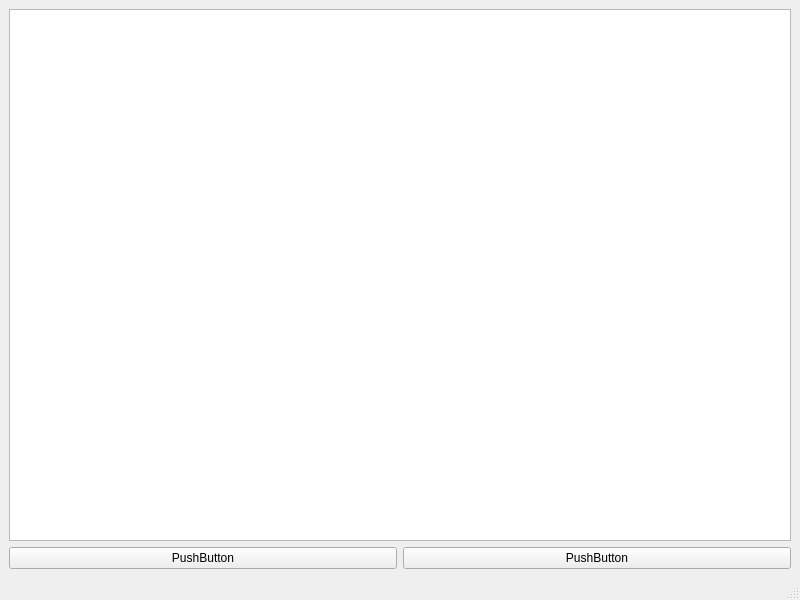
The window that pClient/designMain.ui (Solovova/bot_soloAuto) describes before a commit, drawn with Qt 5.
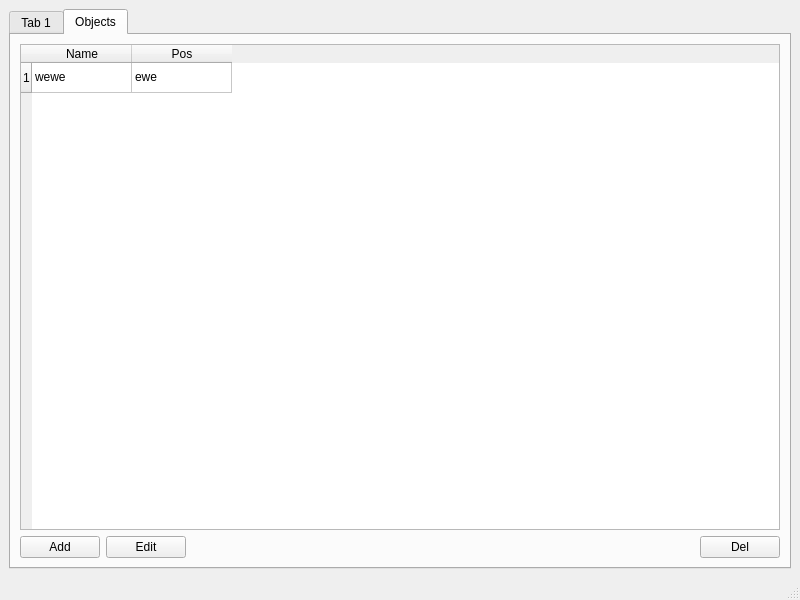
The same window after the commit.

```diff
--- a/pClient/designMain.ui
+++ b/pClient/designMain.ui
@@ -16,25 +16,90 @@
   <widget class="QWidget" name="centralwidget">
    <layout class="QVBoxLayout" name="verticalLayout">
     <item>
-     <widget class="QListWidget" name="listWidget"/>
-    </item>
+     <widget class="QTabWidget" name="tabWidget">
+      <property name="currentIndex">
+       <number>1</number>
+      </property>
+      <widget class="QWidget" name="tab">
+       <attribute name="title">
+        <string>Tab 1</string>
+       </attribute>
+      </widget>
+      <widget class="QWidget" name="tabObjects">
+       <attribute name="title">
+        <string>Objects</string>
+       </attribute>
+       <layout class="QVBoxLayout" name="verticalLayout_2">
+        <item>
+         <widget class="QTableWidget" name="tableWidget">
+          <row>
+           <property name="text">
+            <string>1</string>
+           </property>
+          </row>
+          <column>
+           <property name="text">
+            <string>Name</string>
+           </property>
+          </column>
+          <column>
+           <property name="text">
+            <string>Pos</string>
+           </property>
+          </column>
+          <item row="0" column="0">
+           <property name="text">
+            <string>wewe</string>
+           </property>
+          </item>
+          <item row="0" column="1">
+           <property name="text">
+            <string>ewe</string>
+           </property>
+          </item>
+         </widget>
+        </item>
     <item>
-     <layout class="QHBoxLayout" name="horizontalLayout_2">
+         <layout class="QHBoxLayout" name="horizontalLayout">
       <item>
        <widget class="QPushButton" name="btnBrowse">
         <property name="text">
-         <string>PushButton</string>
+             <string>Add</string>
         </property>
        </widget>
       </item>
       <item>
        <widget class="QPushButton" name="pushButton_2">
         <property name="text">
-         <string>PushButton</string>
+             <string>Edit</string>
         </property>
        </widget>
       </item>
-     </layout>
+          <item>
+           <spacer name="horizontalSpacer">
+            <property name="orientation">
+             <enum>Qt::Horizontal</enum>
+            </property>
+            <property name="sizeHint" stdset="0">
+             <size>
+              <width>40</width>
+              <height>20</height>
+             </size>
+            </property>
+           </spacer>
+          </item>
+          <item>
+           <widget class="QPushButton" name="btnObjectsDelete">
+            <property name="text">
+             <string>Del</string>
+            </property>
+           </widget>
+          </item>
+         </layout>
+        </item>
+       </layout>
+      </widget>
+     </widget>
     </item>
    </layout>
   </widget>
```
Left out of the diff: 4 changed lines with no effect on the pictures. Lines whose indentation alone changed are shown as unchanged.
